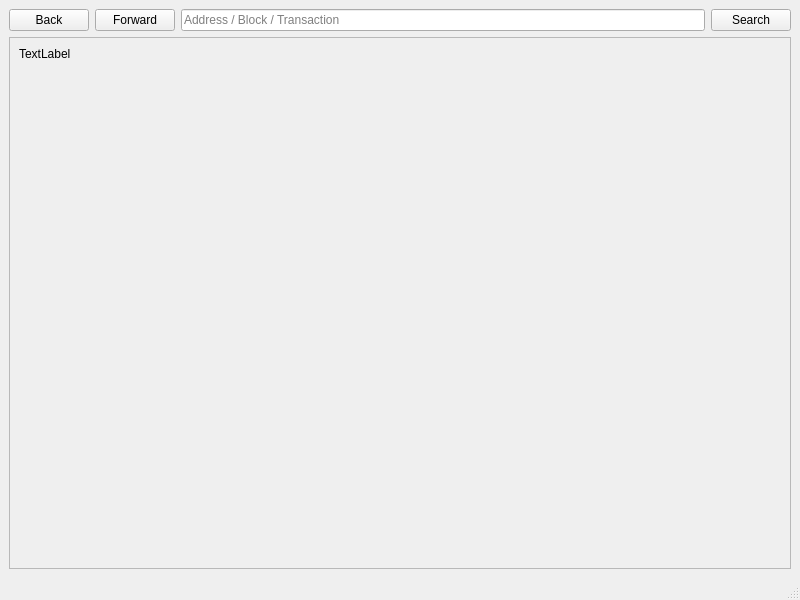
Above: src/qt/forms/blockexplorer.ui from dogecash/dogecash-oldchain before the change. Below: the same form after it.
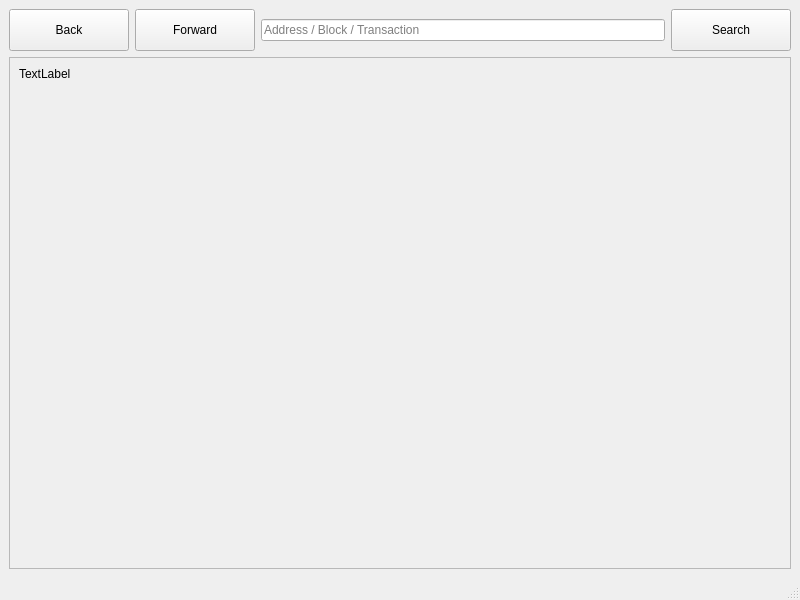
That is the form after the change. Icons and pictures are not drawn.

Patch:
```diff
--- a/src/qt/forms/blockexplorer.ui
+++ b/src/qt/forms/blockexplorer.ui
@@ -28,6 +28,12 @@
       </property>
       <item>
        <widget class="QPushButton" name="back">
+        <property name="minimumSize">
+         <size>
+          <width>120</width>
+          <height>42</height>
+         </size>
+        </property>
         <property name="text">
          <string>Back</string>
         </property>
@@ -42,6 +48,12 @@
       </item>
       <item>
        <widget class="QPushButton" name="forward">
+        <property name="minimumSize">
+         <size>
+          <width>120</width>
+          <height>42</height>
+         </size>
+        </property>
         <property name="text">
          <string>Forward</string>
         </property>
@@ -86,8 +98,8 @@
         </property>
         <property name="minimumSize">
          <size>
-          <width>0</width>
-          <height>0</height>
+          <width>120</width>
+          <height>42</height>
          </size>
         </property>
         <property name="maximumSize">
@@ -123,7 +135,7 @@
          <x>0</x>
          <y>0</y>
          <width>780</width>
-         <height>489</height>
+         <height>486</height>
         </rect>
        </property>
        <layout class="QHBoxLayout" name="horizontalLayout_2">
```
Left out of the diff: 6 changed lines with no effect on the pictures.
